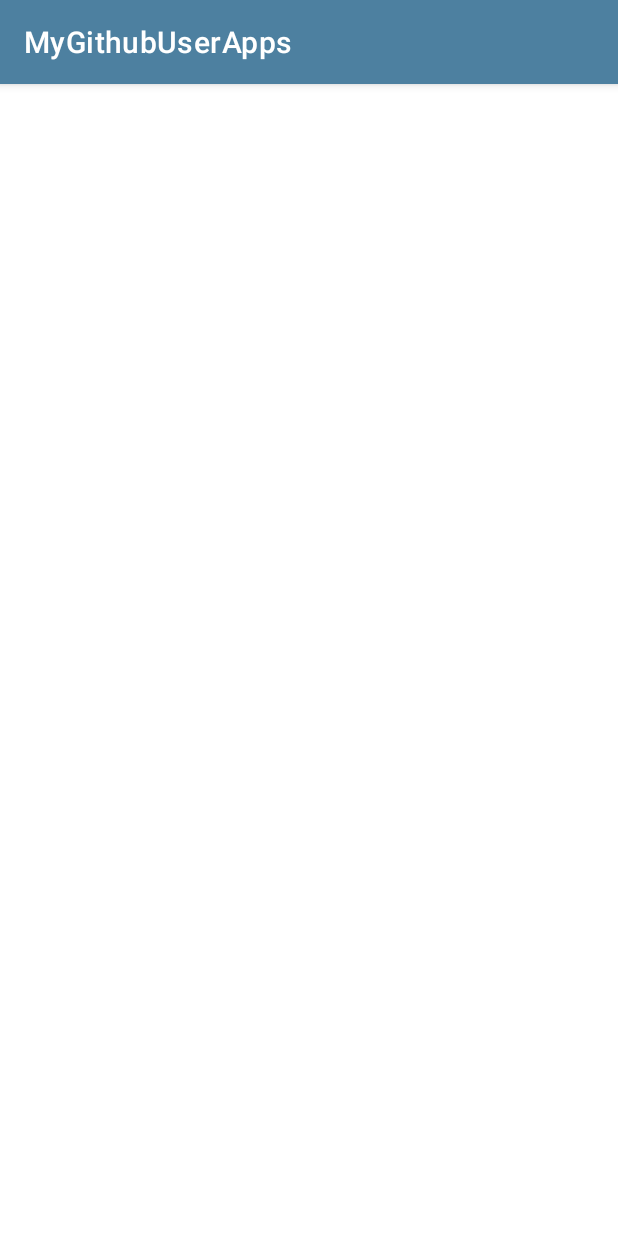
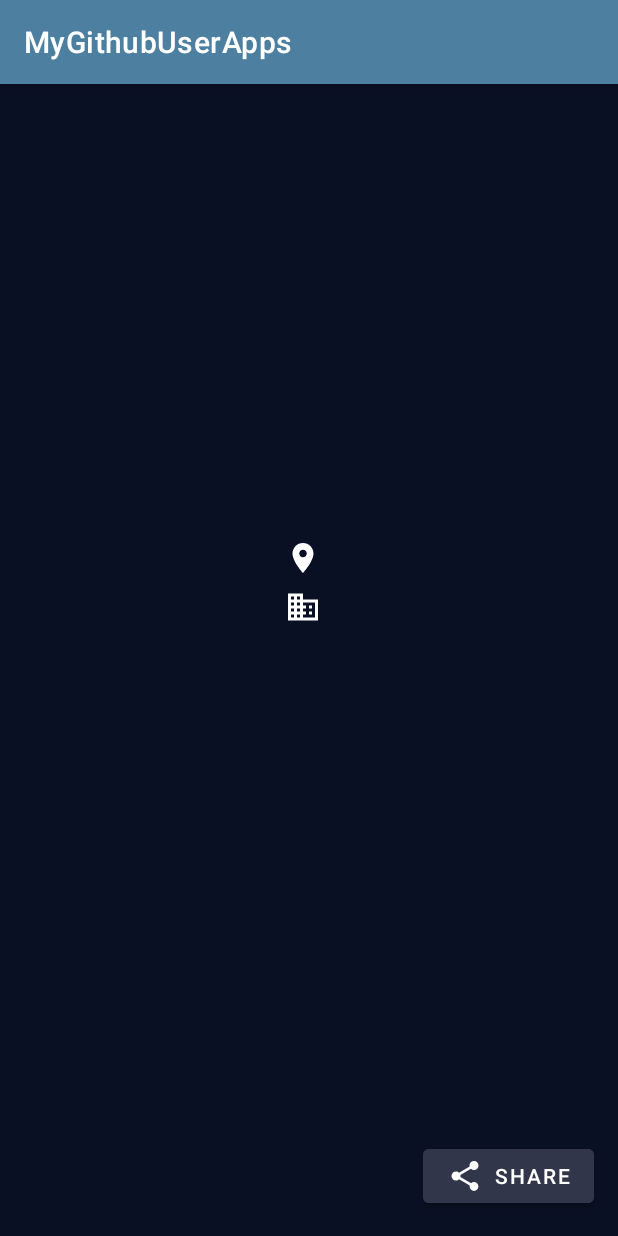
Before and after one commit to adityaids/MyGithubUserApps, an Android app: the ProfilActivity screen opened directly, with no data from a screen before it, on a phone screen of 412 x 824 dp. Run offline under Robolectric (Android 15) with nearby library versions, the phone set to English and light mode, and no system bars; our stand-ins replace CircleImageView.

Commit message:
new commit

```diff
--- /dev/null
+++ b/app/src/main/res/drawable/ic_company.xml
@@ -0,0 +1,5 @@
+<vector android:height="24dp" android:tint="#FFFFFF"
+    android:viewportHeight="24" android:viewportWidth="24"
+    android:width="24dp" xmlns:android="http://schemas.android.com/apk/res/android">
+    <path android:fillColor="@android:color/white" android:pathData="M12,7L12,3L2,3v18h20L22,7L12,7zM6,19L4,19v-2h2v2zM6,15L4,15v-2h2v2zM6,11L4,11L4,9h2v2zM6,7L4,7L4,5h2v2zM10,19L8,19v-2h2v2zM10,15L8,15v-2h2v2zM10,11L8,11L8,9h2v2zM10,7L8,7L8,5h2v2zM20,19h-8v-2h2v-2h-2v-2h2v-2h-2L12,9h8v10zM18,11h-2v2h2v-2zM18,15h-2v2h2v-2z"/>
+</vector>
--- a/app/src/main/res/layout/activity_profil.xml
+++ b/app/src/main/res/layout/activity_profil.xml
@@ -1,9 +1,148 @@
 <?xml version="1.0" encoding="utf-8"?>
-<androidx.constraintlayout.widget.ConstraintLayout xmlns:android="http://schemas.android.com/apk/res/android"
+<androidx.constraintlayout.widget.ConstraintLayout
+    xmlns:android="http://schemas.android.com/apk/res/android"
     xmlns:app="http://schemas.android.com/apk/res-auto"
     xmlns:tools="http://schemas.android.com/tools"
     android:layout_width="match_parent"
     android:layout_height="match_parent"
+    android:background="@color/primary"
     tools:context=".ProfilActivity">
 
+    <de.hdodenhof.circleimageview.CircleImageView
+        android:id="@+id/img_detail_profile"
+        android:layout_width="160dp"
+        android:layout_height="160dp"
+        android:layout_marginTop="32dp"
+        app:layout_constraintStart_toStartOf="parent"
+        app:layout_constraintTop_toTopOf="parent"
+        app:layout_constraintEnd_toEndOf="parent"
+        app:civ_border_color="@color/white"
+        app:civ_border_width="4dp"
+        tools:src="@drawable/user1"/>
+
+    <TextView
+        android:id="@+id/tv_detail_name"
+        android:layout_width="wrap_content"
+        android:layout_height="wrap_content"
+        app:layout_constraintTop_toBottomOf="@id/img_detail_profile"
+        app:layout_constraintStart_toStartOf="parent"
+        app:layout_constraintEnd_toEndOf="parent"
+        android:layout_marginTop="16dp"
+        android:textSize="32sp"
+        android:textColor="@color/white"
+        android:fontFamily="@font/roboto_medium"
+        tools:text="Jake Wharton"/>
+    <TextView
+        android:id="@+id/tv_detail_username"
+        android:layout_width="wrap_content"
+        android:layout_height="wrap_content"
+        android:layout_marginTop="4dp"
+        app:layout_constraintTop_toBottomOf="@id/tv_detail_name"
+        app:layout_constraintStart_toStartOf="parent"
+        app:layout_constraintEnd_toEndOf="parent"
+        android:textColor="@color/text_secondary_color"
+        android:textSize="18sp"
+        tools:text="JakeWharton"/>
+
+    <TextView
+        android:id="@+id/tv_location"
+        android:layout_width="wrap_content"
+        android:layout_height="wrap_content"
+        android:layout_marginTop="24dp"
+        app:layout_constraintTop_toBottomOf="@+id/tv_detail_username"
+        app:layout_constraintStart_toStartOf="parent"
+        app:layout_constraintEnd_toEndOf="parent"
+        android:textColor="@color/text_secondary_color"
+        android:textSize="18sp"
+        app:drawableStartCompat="@drawable/ic_location"
+        android:drawablePadding="8dp"
+        tools:text="America"/>
+    <TextView
+        android:id="@+id/tv_company"
+        android:layout_width="wrap_content"
+        android:layout_height="wrap_content"
+        android:layout_marginTop="8dp"
+        app:layout_constraintTop_toBottomOf="@+id/tv_location"
+        app:layout_constraintStart_toStartOf="parent"
+        app:layout_constraintEnd_toEndOf="parent"
+        android:textColor="@color/text_secondary_color"
+        android:textSize="18sp"
+        android:drawablePadding="8dp"
+        app:drawableStartCompat="@drawable/ic_company"
+        tools:text="Google Inc"/>
+
+    <LinearLayout
+        android:id="@+id/layout_follow"
+        android:layout_width="match_parent"
+        android:layout_height="wrap_content"
+        android:layout_marginTop="24dp"
+        android:orientation="horizontal"
+        app:layout_constraintStart_toStartOf="parent"
+        app:layout_constraintEnd_toEndOf="parent"
+        app:layout_constraintTop_toBottomOf="@+id/tv_company">
+        <TextView
+            android:id="@+id/tv_follower"
+            android:layout_width="wrap_content"
+            android:layout_height="wrap_content"
+            android:layout_weight="1"
+            android:textSize="14sp"
+            android:textColor="@color/text_secondary_color"
+            android:fontFamily="@font/roboto_medium"
+            android:textAlignment="center"
+            tools:text="Follower"/>
+        <TextView
+            android:id="@+id/tv_following"
+            android:layout_width="wrap_content"
+            android:layout_height="wrap_content"
+            android:layout_weight="1"
+            android:textAlignment="center"
+            android:textSize="14sp"
+            android:textColor="@color/text_secondary_color"
+            android:fontFamily="@font/roboto_medium"
+            tools:text="Following"/>
+    </LinearLayout>
+
+    <LinearLayout
+        android:layout_width="match_parent"
+        android:layout_height="wrap_content"
+        android:orientation="horizontal"
+        android:layout_marginTop="4dp"
+        app:layout_constraintStart_toStartOf="parent"
+        app:layout_constraintEnd_toEndOf="parent"
+        app:layout_constraintTop_toBottomOf="@+id/layout_follow">
+        <TextView
+            android:id="@+id/tv_detail_follower"
+            android:layout_width="wrap_content"
+            android:layout_height="wrap_content"
+            android:layout_weight="1"
+            android:textSize="20sp"
+            android:textColor="@color/white"
+            android:fontFamily="@font/roboto_medium"
+            android:textAlignment="center"
+            tools:text="800"/>
+        <TextView
+            android:id="@+id/tv_detail_following"
+            android:layout_width="wrap_content"
+            android:layout_height="wrap_content"
+            android:layout_weight="1"
+            android:textAlignment="center"
+            android:textSize="20sp"
+            android:textColor="@color/white"
+            android:fontFamily="@font/roboto_medium"
+            tools:text="1000"/>
+    </LinearLayout>
+
+    <Button
+        android:id="@+id/ic_share"
+        android:layout_width="wrap_content"
+        android:layout_height="48dp"
+        android:layout_marginEnd="16dp"
+        android:layout_marginBottom="16dp"
+        app:layout_constraintEnd_toEndOf="parent"
+        app:layout_constraintBottom_toBottomOf="parent"
+        app:drawableLeftCompat="@drawable/ic_share"
+        android:drawablePadding="8dp"
+        android:text="@string/share"
+        android:textColor="@color/white"
+        android:backgroundTint="@color/primary_ligth"/>
 </androidx.constraintlayout.widget.ConstraintLayout>
--- a/app/src/main/res/values/strings.xml
+++ b/app/src/main/res/values/strings.xml
@@ -3,6 +3,7 @@
     <string name="wellcome">Wellcome</string>
     <string name="connect">Connect with developers around the world</string>
     <string name="recommended_for_you">Recommended For You</string>
+    <string name="share">Share</string>
 
     <string-array name="username">
         <item>JakeWharton</item>
```
